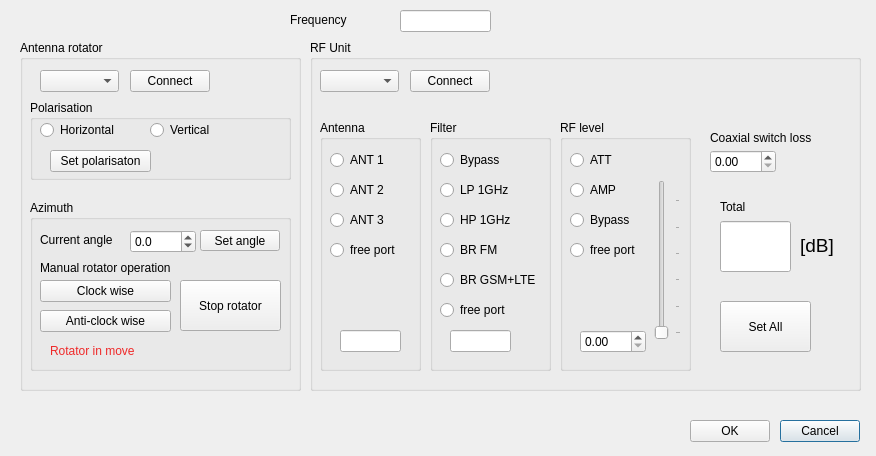
Old version of the form rfusetting.ui in the repository petrsvobodnik/DP.
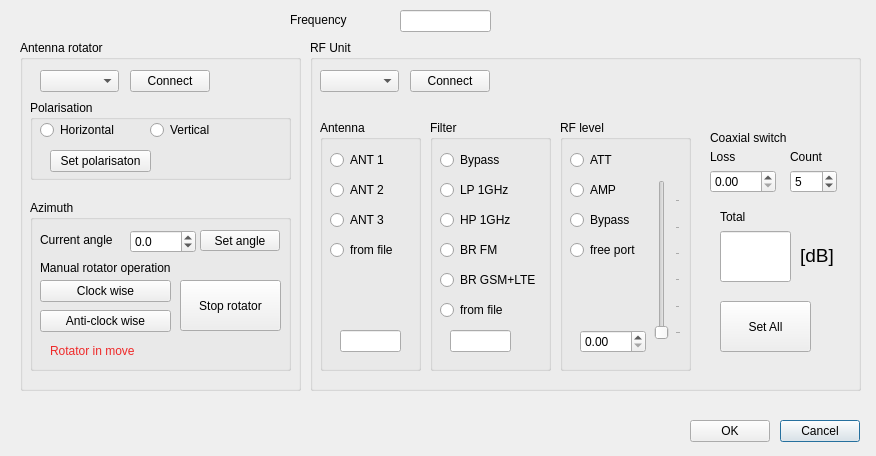
New version of the form.

What changed in the file:
```diff
--- a/rfusetting.ui
+++ b/rfusetting.ui
@@ -340,7 +340,7 @@
     <property name="geometry">
      <rect>
       <x>490</x>
-      <y>190</y>
+      <y>200</y>
       <width>59</width>
       <height>31</height>
      </rect>
@@ -358,7 +358,7 @@
     <property name="geometry">
      <rect>
       <x>410</x>
-      <y>181</y>
+      <y>191</y>
       <width>71</width>
       <height>51</height>
      </rect>
@@ -455,7 +455,7 @@
       </rect>
      </property>
      <property name="text">
-      <string>free port</string>
+      <string>from file</string>
      </property>
      <attribute name="buttonGroup">
       <string notr="true">RBgroupANT</string>
@@ -466,7 +466,7 @@
     <property name="geometry">
      <rect>
       <x>410</x>
-      <y>160</y>
+      <y>170</y>
       <width>59</width>
       <height>14</height>
      </rect>
@@ -721,7 +721,7 @@
       </rect>
      </property>
      <property name="text">
-      <string>free port</string>
+      <string>from file</string>
      </property>
      <attribute name="buttonGroup">
       <string notr="true">RBgroupFILT</string>
@@ -732,7 +732,7 @@
     <property name="geometry">
      <rect>
       <x>400</x>
-      <y>110</y>
+      <y>130</y>
       <width>66</width>
       <height>23</height>
      </rect>
@@ -748,7 +748,7 @@
      </rect>
     </property>
     <property name="text">
-     <string>Coaxial switch loss</string>
+     <string>Coaxial switch</string>
     </property>
    </widget>
    <widget class="QPushButton" name="PBconnectAU">
@@ -774,6 +774,45 @@
      </rect>
     </property>
    </widget>
+   <widget class="QSpinBox" name="SBswitchCount">
+    <property name="geometry">
+     <rect>
+      <x>480</x>
+      <y>130</y>
+      <width>47</width>
+      <height>23</height>
+     </rect>
+    </property>
+    <property name="value">
+     <number>5</number>
+    </property>
+   </widget>
+   <widget class="QLabel" name="label_8">
+    <property name="geometry">
+     <rect>
+      <x>400</x>
+      <y>110</y>
+      <width>59</width>
+      <height>14</height>
+     </rect>
+    </property>
+    <property name="text">
+     <string>Loss</string>
+    </property>
+   </widget>
+   <widget class="QLabel" name="label_9">
+    <property name="geometry">
+     <rect>
+      <x>480</x>
+      <y>110</y>
+      <width>59</width>
+      <height>14</height>
+     </rect>
+    </property>
+    <property name="text">
+     <string>Count</string>
+    </property>
+   </widget>
   </widget>
  </widget>
  <resources/>
```
Left out of the diff: 41 changed lines with no effect on the pictures.
